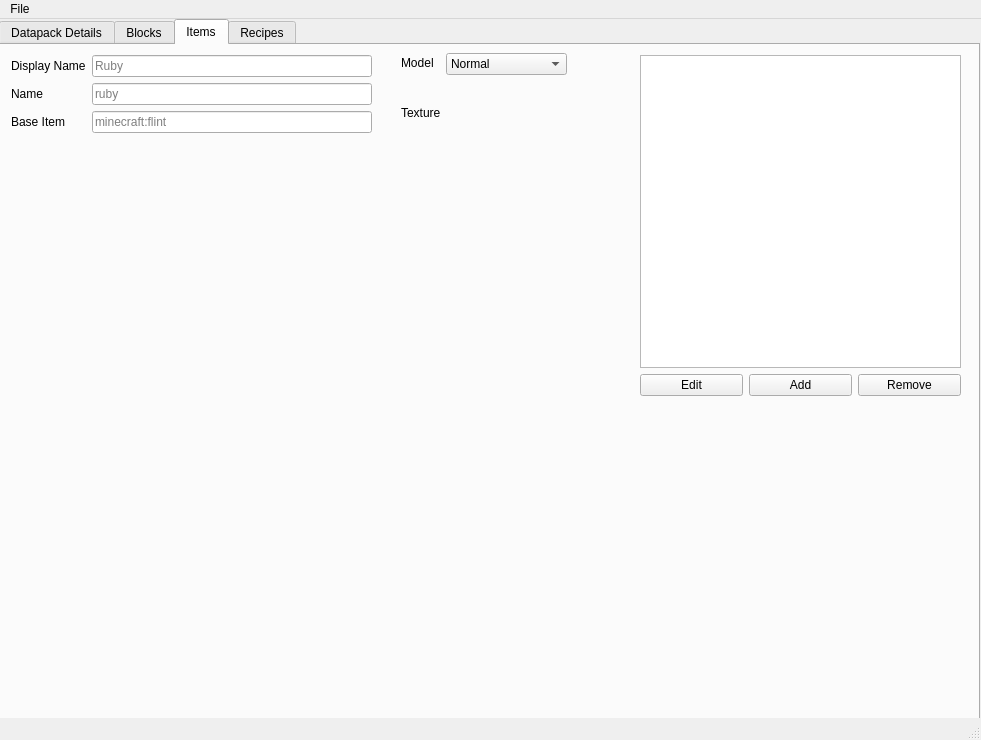
This is lib/ui.ui in Faith-and-Code-Technologies/mDirt as Qt 5 draws it before an edit. The edited form follows.
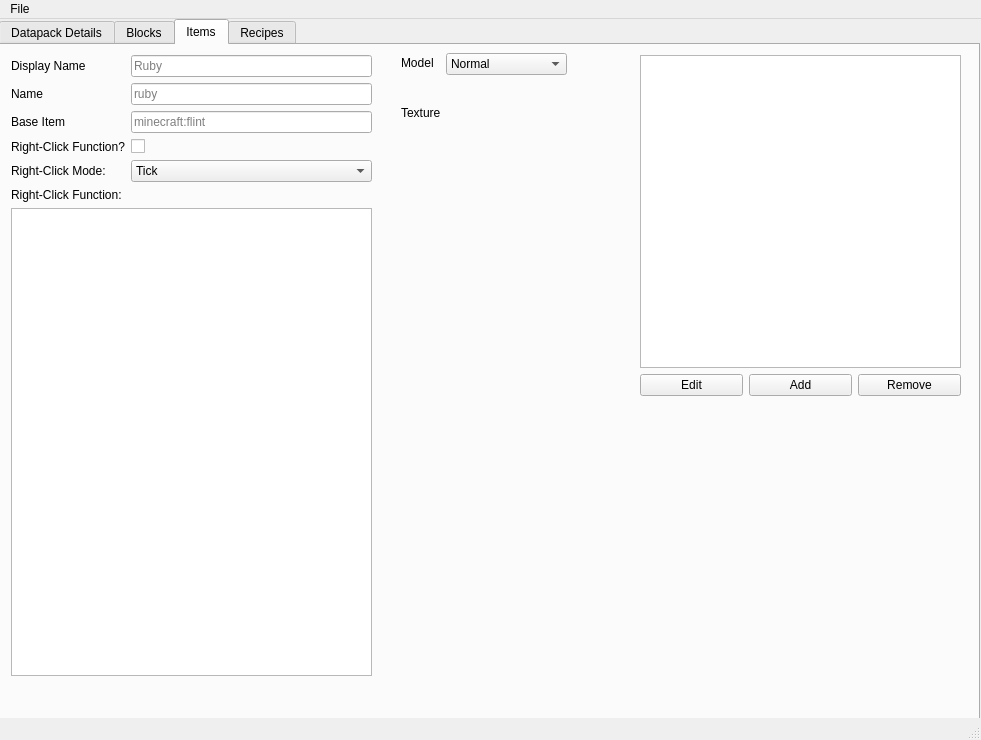
This is the edited form. The open tabs and pages were chosen to show the change.

Commit message: New: Started Right-Click detection! (NOT FINISHED)

```diff
--- a/lib/ui.ui
+++ b/lib/ui.ui
@@ -590,6 +590,58 @@
          </property>
         </widget>
        </item>
+       <item row="3" column="0">
+        <widget class="QLabel" name="label_2">
+         <property name="text">
+          <string>Right-Click Function?</string>
+         </property>
+        </widget>
+       </item>
+       <item row="3" column="1">
+        <widget class="QCheckBox" name="itemRightClickCheck">
+         <property name="text">
+          <string/>
+         </property>
+        </widget>
+       </item>
+       <item row="6" column="0" colspan="2">
+        <widget class="QPlainTextEdit" name="itemRightClickFunc"/>
+       </item>
+       <item row="7" column="0">
+        <widget class="QLabel" name="label_3">
+         <property name="text">
+          <string/>
+         </property>
+        </widget>
+       </item>
+       <item row="4" column="1">
+        <widget class="QComboBox" name="itemRightClickMode">
+         <item>
+          <property name="text">
+           <string>Tick</string>
+          </property>
+         </item>
+         <item>
+          <property name="text">
+           <string>Impulse</string>
+          </property>
+         </item>
+        </widget>
+       </item>
+       <item row="4" column="0">
+        <widget class="QLabel" name="label_4">
+         <property name="text">
+          <string>Right-Click Mode:</string>
+         </property>
+        </widget>
+       </item>
+       <item row="5" column="0">
+        <widget class="QLabel" name="label_5">
+         <property name="text">
+          <string>Right-Click Function:</string>
+         </property>
+        </widget>
+       </item>
       </layout>
      </widget>
      <widget class="QLabel" name="itemModelLabel">
```
